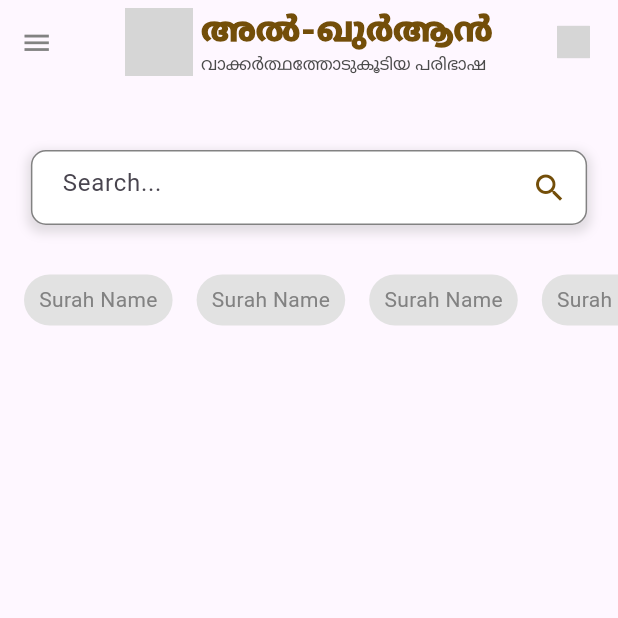
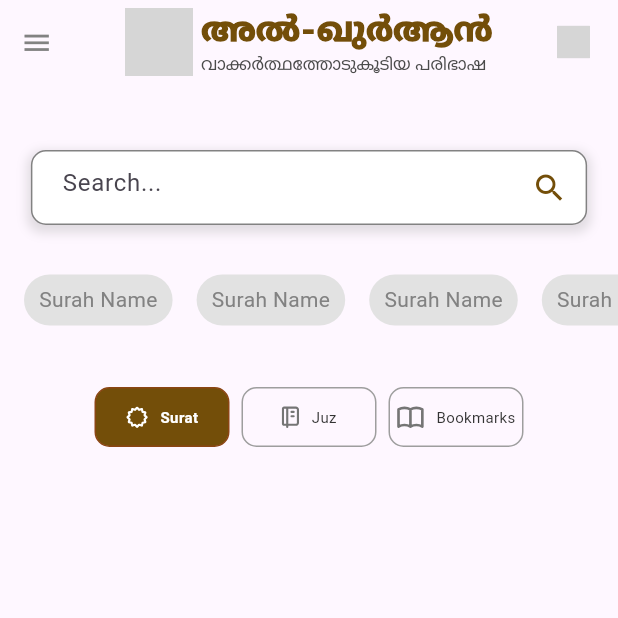
Before and after one commit to D4dx-Org/alquran_malayalam_web, a Flutter app: the screen it shows after launch, on a phone screen of 412 x 824 dp, the top half of it. Run offline on Flutter 3.47's test engine with Material 3 defaults, Android fonts, the phone set to English and light mode, and no system bars; our stand-ins replace flutter_svg, get, get_storage, google_fonts; grey boxes are pictures that could not be loaded.

Commit message:
index floating tabbar created

```diff
--- a/lib/pages/index_page.dart
+++ b/lib/pages/index_page.dart
@@ -1,16 +1,43 @@
 import 'package:alquran_web/widgets/horizontal_cardview.dart';
 import 'package:alquran_web/widgets/index_appbar.dart';
+import 'package:alquran_web/widgets/index_floating_tabbar.dart';
 import 'package:alquran_web/widgets/search_widget.dart';
 import 'package:flutter/material.dart';
 
-class IndexPage extends StatelessWidget {
+class IndexPage extends StatefulWidget {
   const IndexPage({super.key});
 
   @override
+  State<IndexPage> createState() => _IndexPageState();
+}
+
+class _IndexPageState extends State<IndexPage>
+    with SingleTickerProviderStateMixin {
+  late TabController _tabController;
+  late ScrollController _scrollController;
+
+  @override
+  void initState() {
+    super.initState();
+    _tabController = TabController(length: 3, vsync: this);
+    _scrollController = ScrollController();
+  }
+
+  @override
+  void dispose() {
+    _tabController.dispose();
+    _scrollController.dispose();
+    super.dispose();
+  }
+
+  @override
   Widget build(BuildContext context) {
+    final isDarkMode = Theme.of(context).brightness == Brightness.dark;
+
     return Scaffold(
-      appBar: IndexAppbar(),
-      body: Center(
+      appBar: const IndexAppbar(),
+      body: SingleChildScrollView(
+        child: Center(
           child: Column(
             children: [
               const SizedBox(height: 20),
@@ -25,9 +52,16 @@ class IndexPage extends StatelessWidget {
                   print('Search cleared');
                 },
               ),
-            SizedBox(height: 25),
-            HorizontalCardWidget(),
+              const SizedBox(height: 25),
+              const HorizontalCardWidget(),
+              const SizedBox(height: 25),
+              IndexFloatingTabbar(
+                controller: _tabController,
+                isDarkMode: isDarkMode,
+                scrollController: _scrollController,
+              ),
             ],
+          ),
         ),
       ),
     );
--- /dev/null
+++ b/lib/widgets/index_floating_tabbar.dart
@@ -0,0 +1,307 @@
+// import 'package:flutter/material.dart';
+// import 'package:flutter_svg/flutter_svg.dart';
+
+// class IndexFloatingTabbar extends StatefulWidget {
+//   final TabController controller;
+//   final bool isDarkMode;
+//   final ScrollController scrollController;
+
+//   const IndexFloatingTabbar({
+//     super.key,
+//     required this.controller,
+//     required this.isDarkMode,
+//     required this.scrollController,
+//   });
+
+//   @override
+//   _IndexFloatingTabbarState createState() => _IndexFloatingTabbarState();
+// }
+
+// class _IndexFloatingTabbarState extends State<IndexFloatingTabbar> {
+//   static const selectedColor = Colors.white;
+//   static const unselectedColor = Colors.grey;
+//   static const activeIndicatorColor =
+//       Color.fromARGB(255, 139, 69, 19); // brown color
+
+//   @override
+//   void initState() {
+//     super.initState();
+//     widget.controller.addListener(() {
+//       if (mounted) setState(() {});
+//     });
+//   }
+
+//   @override
+//   Widget build(BuildContext context) {
+//     final tabBarColor = widget.isDarkMode
+//         ? Colors.grey[800]
+//         : const Color.fromARGB(255, 243, 244, 246);
+//     final screenWidth = MediaQuery.of(context).size.width;
+
+//     final tabs = [
+//       _TabData("Surat", "assets/icons/Surat_Page_Icon.svg"),
+//       _TabData("Juz", "assets/icons/Juz_Icon.svg"),
+//       _TabData("Bookmarks", "assets/icons/Bookmarks_Icon.svg"),
+//     ];
+
+//     return Container(
+//       width: screenWidth -
+//           60, // Adjust the width to be smaller than the screen width
+//       height: 60,
+//       margin: const EdgeInsets.symmetric(horizontal: 30, vertical: 8),
+//       child: Row(
+//         mainAxisAlignment: MainAxisAlignment.center,
+//         children: [
+//           for (int i = 0; i < tabs.length; i++) ...[
+//             if (i > 0) const SizedBox(width: 16),
+//             _buildTab(tabs[i], i, screenWidth),
+//           ],
+//         ],
+//       ),
+//     );
+//   }
+
+//   Widget _buildTab(_TabData tabData, int index, double screenWidth) {
+//     final isSelected = widget.controller.index == index;
+//     final tabWidth = screenWidth >= 600
+//         ? 125.0
+//         : 100.0; // Adjust the width based on screen size
+
+//     return Padding(
+//       padding: const EdgeInsets.symmetric(horizontal: 8.0),
+//       child: GestureDetector(
+//         onTap: () {
+//           widget.controller.animateTo(index);
+//         },
+//         child: Material(
+//           color: Colors.transparent,
+//           child: InkWell(
+//             borderRadius: BorderRadius.circular(10),
+//             splashColor: activeIndicatorColor.withOpacity(0.3),
+//             highlightColor: activeIndicatorColor.withOpacity(0.1),
+//             onTap: () {
+//               widget.controller.animateTo(index);
+//             },
+//             child: Container(
+//               height: 40,
+//               width: tabWidth,
+//               decoration: BoxDecoration(
+//                 color: isSelected
+//                     ? const Color.fromRGBO(115, 78, 9, 1)
+//                     : Colors.transparent,
+//                 borderRadius: BorderRadius.circular(10),
+//                 border: Border.all(
+//                   color: isSelected ? activeIndicatorColor : unselectedColor,
+//                 ),
+//               ),
+//               child: Row(
+//                 mainAxisAlignment: MainAxisAlignment.center,
+//                 children: [
+//                   SvgPicture.asset(
+//                     tabData.iconPath,
+//                     colorFilter: ColorFilter.mode(
+//                       isSelected
+//                           ? selectedColor
+//                           : const Color.fromRGBO(117, 117, 117, 1),
+//                       BlendMode.srcIn,
+//                     ),
+//                     height: 20,
+//                   ),
+//                   const SizedBox(width: 8),
+//                   Text(
+//                     tabData.text,
+//                     style: TextStyle(
+//                       color: isSelected
+//                           ? selectedColor
+//                           : const Color.fromRGBO(51, 51, 51, 1),
+//                       fontWeight:
+//                           isSelected ? FontWeight.bold : FontWeight.normal,
+//                       fontSize: screenWidth >= 600
+//                           ? 14
+//                           : 12, // Adjust the font size based on screen size
+//                     ),
+//                   ),
+//                 ],
+//               ),
+//             ),
+//           ),
+//         ),
+//       ),
+//     );
+//   }
+// }
+
+// class _TabData {
+//   final String text;
+//   final String iconPath;
+
+//   _TabData(this.text, this.iconPath);
+// }
+
+import 'package:flutter/material.dart';
+import 'package:flutter_svg/flutter_svg.dart';
+
+class IndexFloatingTabbar extends StatefulWidget {
+  final TabController controller;
+  final bool isDarkMode;
+  final ScrollController scrollController;
+
+  const IndexFloatingTabbar({
+    super.key,
+    required this.controller,
+    required this.isDarkMode,
+    required this.scrollController,
+  });
+
+  @override
+  _IndexFloatingTabbarState createState() => _IndexFloatingTabbarState();
+}
+
+class _IndexFloatingTabbarState extends State<IndexFloatingTabbar> {
+  static const selectedColor = Colors.white;
+  static const unselectedColor = Colors.grey;
+  static const activeIndicatorColor =
+      Color.fromARGB(255, 139, 69, 19); // brown color
+
+  @override
+  void initState() {
+    super.initState();
+    widget.controller.addListener(() {
+      if (mounted) setState(() {});
+    });
+  }
+
+  @override
+  Widget build(BuildContext context) {
+    final tabBarColor = widget.isDarkMode
+        ? Colors.grey[800]
+        : const Color.fromARGB(255, 243, 244, 246);
+    final screenWidth = MediaQuery.of(context).size.width;
+    final screenHeight = MediaQuery.of(context).size.height;
+
+    final tabs = [
+      _TabData("Surat", "assets/icons/Surat_Page_Icon.svg"),
+      _TabData("Juz", "assets/icons/Juz_Icon.svg"),
+      _TabData("Bookmarks", "assets/icons/Bookmarks_Icon.svg"),
+    ];
+
+    double tabWidth;
+    double fontSize;
+    double iconSize;
+    double padding;
+
+    if (screenWidth < 350) {
+      tabWidth = 80;
+      fontSize = 10;
+      iconSize = 15;
+      padding = 0;
+    } else if (screenWidth < 450) {
+      // Large Mobile screen size
+      tabWidth = 90;
+      fontSize = 10;
+      iconSize = 15;
+      padding = 2;
+    } else if (screenWidth < 600) {
+      // Tablet screen size
+      tabWidth = 100;
+      fontSize = 12;
+      iconSize = 18;
+      padding = 6;
+    } else {
+      // Desktop screen size
+      tabWidth = 125;
+      fontSize = 14;
+      iconSize = 20;
+      padding = 8;
+    }
+
+    return Container(
+      width:
+          screenWidth, // Adjust the width to be smaller than the screen width
+      height: 40,
+      margin: EdgeInsets.symmetric(horizontal: 8, vertical: 8),
+      child: Row(
+        mainAxisAlignment: MainAxisAlignment.center,
+        children: [
+          for (int i = 0; i < tabs.length; i++) ...[
+            if (i > 0) SizedBox(width: 4),
+            _buildTab(
+                tabs[i], i, screenWidth, tabWidth, fontSize, iconSize, padding),
+          ],
+        ],
+      ),
+    );
+  }
+
+  Widget _buildTab(_TabData tabData, int index, double screenWidth,
+      double tabWidth, double fontSize, double iconSize, double padding) {
+    final isSelected = widget.controller.index == index;
+
+    return Padding(
+      padding: EdgeInsets.symmetric(horizontal: padding),
+      child: GestureDetector(
+        onTap: () {
+          widget.controller.animateTo(index);
+        },
+        child: Material(
+          color: Colors.transparent,
+          child: InkWell(
+            borderRadius: BorderRadius.circular(10),
+            splashColor: activeIndicatorColor.withOpacity(0.3),
+            highlightColor: activeIndicatorColor.withOpacity(0.1),
+            onTap: () {
+              widget.controller.animateTo(index);
+            },
+            child: Container(
+              height: 40,
+              width: tabWidth,
+              decoration: BoxDecoration(
+                color: isSelected
+                    ? const Color.fromRGBO(115, 78, 9, 1)
+                    : Colors.transparent,
+                borderRadius: BorderRadius.circular(10),
+                border: Border.all(
+                  color: isSelected ? activeIndicatorColor : unselectedColor,
+                ),
+              ),
+              child: Row(
+                mainAxisAlignment: MainAxisAlignment.center,
+                children: [
+                  SvgPicture.asset(
+                    tabData.iconPath,
+                    colorFilter: ColorFilter.mode(
+                      isSelected
+                          ? selectedColor
+                          : const Color.fromRGBO(117, 117, 117, 1),
+                      BlendMode.srcIn,
+                    ),
+                    height: iconSize,
+                  ),
+                  SizedBox(width: 8),
+                  Text(
+                    tabData.text,
+                    style: TextStyle(
+                      color: isSelected
+                          ? selectedColor
+                          : const Color.fromRGBO(51, 51, 51, 1),
+                      fontWeight:
+                          isSelected ? FontWeight.bold : FontWeight.normal,
+                      fontSize: fontSize,
+                    ),
+                  ),
+                ],
+              ),
+            ),
+          ),
+        ),
+      ),
+    );
+  }
+}
+
+class _TabData {
+  final String text;
+  final String iconPath;
+
+  _TabData(this.text, this.iconPath);
+}
--- a/pubspec.yaml
+++ b/pubspec.yaml
@@ -39,6 +39,7 @@ dependencies:
   get_storage: ^2.1.1
   url_launcher: ^6.3.0
   flutter_svg: ^2.0.10+1
+  floating_tabbar: ^1.0.3
 
 dev_dependencies:
   flutter_test:
```
Also changed, not shown: pubspec.lock. Lines whose indentation alone changed are shown as unchanged.
